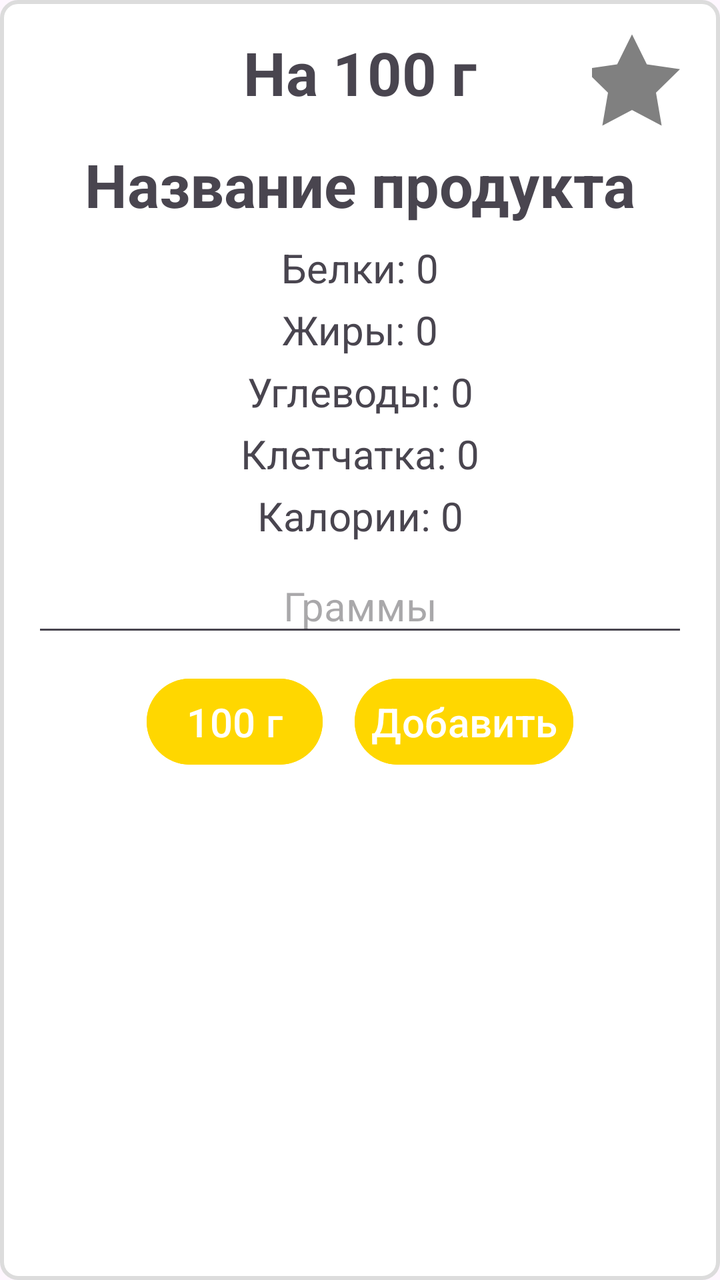
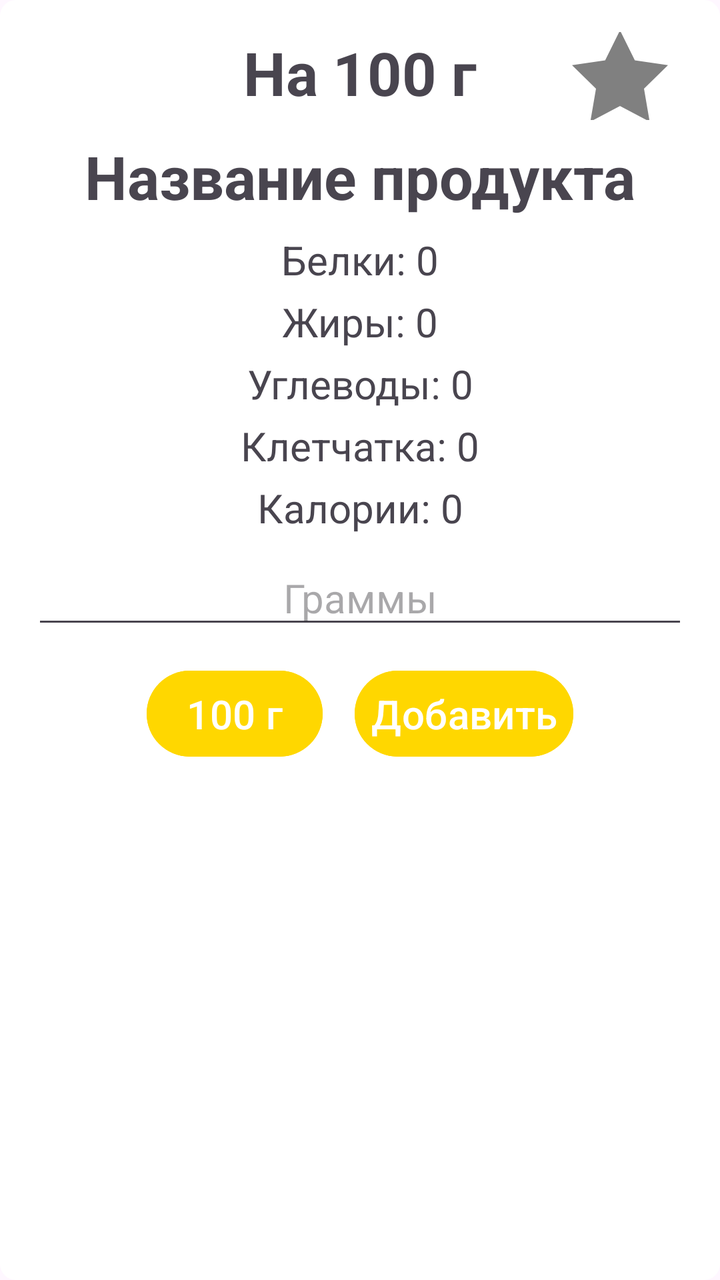

Compare the two renders of this Android layout. The source of the first and the diff that turns it into the second are given below.
<!-- AndroidManifest.xml: application theme Theme.Diplom -->
<!-- res/layout/dialog_add_food.xml -->
<RelativeLayout xmlns:android="http://schemas.android.com/apk/res/android"
    android:layout_width="match_parent"
    android:layout_height="wrap_content"
    android:padding="16dp"
    xmlns:app="http://schemas.android.com/apk/res-auto"
    android:background="@drawable/linear_bg_white">


    <com.google.android.material.button.MaterialButton
        android:id="@+id/dialogAddFavorite"
        android:layout_width="48dp"
        android:layout_height="48dp"
        android:layout_alignParentTop="true"
        android:layout_alignParentEnd="true"
        android:text=""
        android:padding="0dp"
        app:icon="@drawable/star_grey"
        app:iconSize="48dp"
        app:iconTint="@null"
        app:iconGravity="textStart"
        app:backgroundTint="@android:color/transparent"/>

    <TextView
        android:id="@+id/dialogProduct"
        android:layout_width="match_parent"
        android:layout_height="wrap_content"
        android:text="На 100 г"
        android:textSize="30sp"
        android:textStyle="bold"
        android:gravity="center"/>


    <TextView
        android:id="@+id/dialogProductName"
        android:layout_width="match_parent"
        android:layout_height="wrap_content"
        android:text="Название продукта"
        android:textSize="30sp"
        android:textStyle="bold"
        android:gravity="center"
        android:layout_below="@id/dialogAddFavorite"
        android:layout_marginTop="8dp"/>


    <TextView
        android:id="@+id/dialogProteinText"
        android:layout_width="match_parent"
        android:layout_height="wrap_content"
        android:text="Белки: 0"
        android:textSize="20sp"
        android:gravity="center"
        android:layout_below="@id/dialogProductName"
        android:layout_marginTop="8dp"/>


    <TextView
        android:id="@+id/dialogFatText"
        android:layout_width="match_parent"
        android:layout_height="wrap_content"
        android:text="Жиры: 0"
        android:textSize="20sp"
        android:gravity="center"
        android:layout_below="@id/dialogProteinText"
        android:layout_marginTop="4dp"/>


    <TextView
        android:id="@+id/dialogCarbText"
        android:layout_width="match_parent"
        android:layout_height="wrap_content"
        android:text="Углеводы: 0"
        android:textSize="20sp"
        android:gravity="center"
        android:layout_below="@id/dialogFatText"
        android:layout_marginTop="4dp"/>


    <TextView
        android:id="@+id/dialogFiberText"
        android:layout_width="match_parent"
        android:layout_height="wrap_content"
        android:text="Клетчатка: 0"
        android:textSize="20sp"
        android:gravity="center"
        android:layout_below="@id/dialogCarbText"
        android:layout_marginTop="4dp"/>


    <TextView
        android:id="@+id/dialogCaloriesText"
        android:layout_width="match_parent"
        android:layout_height="wrap_content"
        android:text="Калории: 0"
        android:textSize="20sp"
        android:gravity="center"
        android:layout_below="@id/dialogFiberText"
        android:layout_marginTop="4dp"/>


    <EditText
        android:id="@+id/dialogGramsInput"
        android:layout_width="match_parent"
        android:layout_height="wrap_content"
        android:hint="Граммы"
        android:textSize="20sp"
        android:gravity="center"
        android:layout_below="@id/dialogCaloriesText"
        android:layout_marginTop="8dp"
        android:inputType="number"/>


    <LinearLayout
        android:id="@+id/dialogButtonsLayout"
        android:layout_width="match_parent"
        android:layout_height="wrap_content"
        android:orientation="horizontal"
        android:gravity="center"
        android:layout_below="@id/dialogGramsInput"
        android:layout_marginTop="12dp">

        <Button
            android:id="@+id/dialogBtn100g"
            android:layout_width="wrap_content"
            android:layout_height="wrap_content"
            android:text="100 г"
            android:textColor="#FFFFFF"
            android:backgroundTint="#FFD700"
            android:textSize="20sp"
            android:padding="8dp"/>

        <Button
            android:id="@+id/dialogAddMeal"
            android:layout_width="wrap_content"
            android:layout_height="wrap_content"
            android:text="Добавить"
            android:textColor="#FFFFFF"
            android:backgroundTint="#FFD700"
            android:textSize="20sp"
            android:layout_marginStart="16dp"
            android:padding="8dp"/>
    </LinearLayout>

</RelativeLayout>
<!-- resources referenced by this layout -->
<resources>
  <!-- drawable linear_bg_white (drawable) -->
  <shape xmlns:android="http://schemas.android.com/apk/res/android"
      android:shape="rectangle">
  
      
      <solid android:color="#FFFF" />
  
      
      <stroke
          android:width="2dp"
          android:color="#DCDCDC" />
  
      
      <corners android:radius="8dp" />
  </shape>
  <!-- drawable star_grey (drawable) -->
  <vector xmlns:android="http://schemas.android.com/apk/res/android"
      android:width="426.67dp"
      android:height="426.67dp"
      android:viewportWidth="426.67"
      android:viewportHeight="426.67">
    <path
        android:pathData="M213.33,10.44l65.92,133.58l147.42,21.42l-106.67,103.97l25.17,146.82l-131.84,-69.32l-131.85,69.32l25.18,-146.82l-106.67,-103.97l147.41,-21.42z"
        android:fillColor="#808080"/>
  </vector>
  <style name="Theme.Diplom" parent="Base.Theme.Diplom" />
  <style name="Base.Theme.Diplom" parent="Theme.Material3.DayNight.NoActionBar">
          
          
      </style>
</resources>

<!-- the commit's change to res/layout/dialog_add_food.xml (unified diff, before → after) -->
@@ -8,17 +8,17 @@
 
     <com.google.android.material.button.MaterialButton
         android:id="@+id/dialogAddFavorite"
-        android:layout_width="48dp"
-        android:layout_height="48dp"
+        android:layout_width="60dp"
+        android:layout_height="44dp"
         android:layout_alignParentTop="true"
         android:layout_alignParentEnd="true"
+        android:padding="0dp"
         android:text=""
-        android:padding="0dp"
+        app:backgroundTint="@android:color/transparent"
         app:icon="@drawable/star_grey"
+        app:iconGravity="textStart"
         app:iconSize="48dp"
-        app:iconTint="@null"
-        app:iconGravity="textStart"
-        app:backgroundTint="@android:color/transparent"/>
+        app:iconTint="@null" />
 
     <TextView
         android:id="@+id/dialogProduct"
<!-- resource entries referenced after the edit -->
@@ -7,10 +7,6 @@
       
       <solid android:color="#FFFF" />
   
-      
-      <stroke
-          android:width="2dp"
-          android:color="#DCDCDC" />
   
       
       <corners android:radius="8dp" />
@@ -27,8 +23,8 @@
   </vector>
   <style name="Theme.Diplom" parent="Base.Theme.Diplom" />
   <style name="Base.Theme.Diplom" parent="Theme.Material3.DayNight.NoActionBar">
-          
-          
+          <item name="android:statusBarColor">#0000FF</item>
+          <item name="android:windowLightStatusBar">false</item>
       </style>
 </resources>
 
